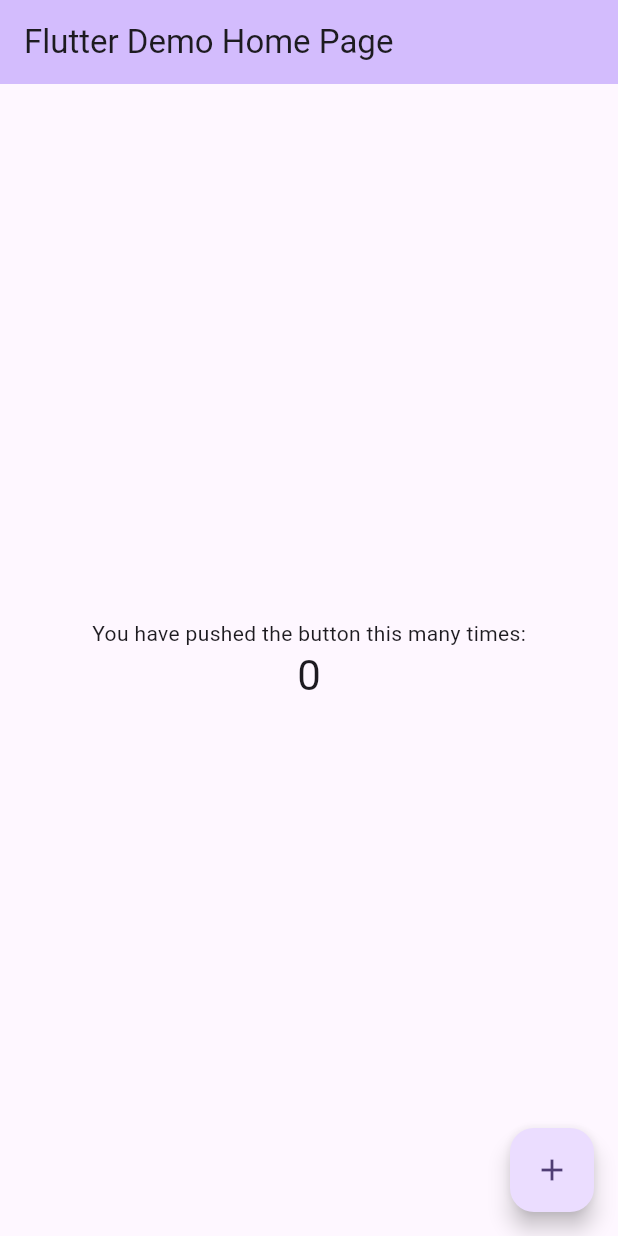
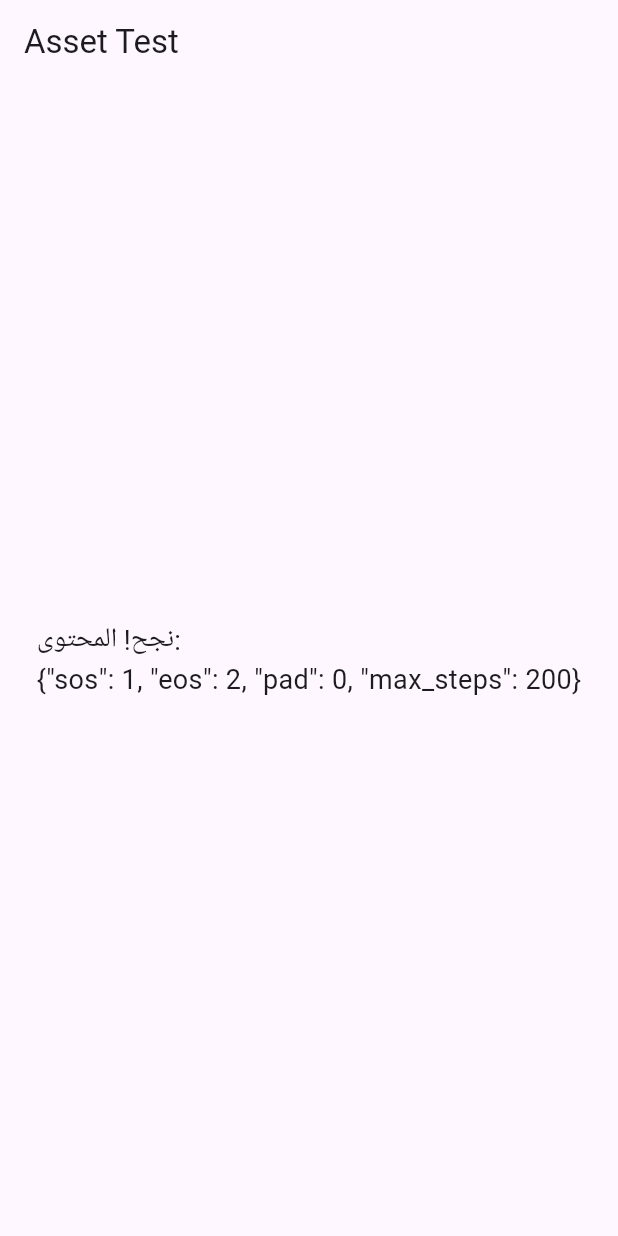
Before and after one commit to MoazReda/franco-translator-app, a Flutter app: the screen it shows after launch, on a phone screen of 412 x 824 dp. Run offline on Flutter 3.47's test engine with Material 3 defaults, Android fonts, the phone set to English and light mode, and no system bars.

Commit message:
Bundle model assets and verify asset loading

```diff
--- /dev/null
+++ b/assets/arabic_vocab.json
@@ -0,0 +1 @@
+["<pad>", "<sos>", "<eos>", "<unk>", " ", "!", "\"", "'", "(", ")", ",", "-", ".", "/", "0", "1", "2", "3", "4", "5", "6", "7", "8", "9", ":", ";", "?", "،", "؛", "؜", "؟", "ء", "ؤ", "ئ", "ا", "ب", "ة", "ت", "ث", "ج", "ح", "خ", "د", "ذ", "ر", "ز", "س", "ش", "ص", "ض", "ط", "ظ", "ع", "غ", "ـ", "ف", "ق", "ك", "ل", "م", "ن", "ه", "و", "ى", "ي", "ً", "ٌ", "ٍ", "َ", "ُ", "ِ", "ّ", "ْ", "ٔ", "٠", "١", "٢", "٣", "٤", "٥", "٦", "٧", "٨", "٩", "٪", "ٰ", "پ", "چ", "ڤ", "ڨ", "ک", "گ", "ھ", "ی", "ۖ", "ۚ", "۝", "۱", "۶", "۹"]
--- /dev/null
+++ b/assets/config.json
@@ -0,0 +1 @@
+{"sos": 1, "eos": 2, "pad": 0, "max_steps": 200}
--- /dev/null
+++ b/assets/franco_vocab.json
@@ -0,0 +1 @@
+["<pad>", "<sos>", "<eos>", "<unk>", " ", "!", "\"", "'", "(", ")", ",", "-", ".", "/", "0", "1", "2", "3", "4", "5", "6", "7", "8", "9", ":", ";", "?", "a", "b", "c", "d", "e", "f", "g", "h", "i", "j", "k", "l", "m", "n", "o", "p", "q", "r", "s", "t", "u", "v", "w", "x", "y", "z"]
--- a/lib/main.dart
+++ b/lib/main.dart
@@ -1,4 +1,5 @@
 import 'package:flutter/material.dart';
+import 'package:flutter/services.dart' show rootBundle;
 
 void main() {
   runApp(const MyApp());
@@ -7,115 +8,52 @@ void main() {
 class MyApp extends StatelessWidget {
   const MyApp({super.key});
 
-  // This widget is the root of your application.
   @override
   Widget build(BuildContext context) {
     return MaterialApp(
-      title: 'Flutter Demo',
-      theme: ThemeData(
-        // This is the theme of your application.
-        //
-        // TRY THIS: Try running your application with "flutter run". You'll see
-        // the application has a purple toolbar. Then, without quitting the app,
-        // try changing the seedColor in the colorScheme below to Colors.green
-        // and then invoke "hot reload" (save your changes or press the "hot
-        // reload" button in a Flutter-supported IDE, or press "r" if you used
-        // the command line to start the app).
-        //
-        // Notice that the counter didn't reset back to zero; the application
-        // state is not lost during the reload. To reset the state, use hot
-        // restart instead.
-        //
-        // This works for code too, not just values: Most code changes can be
-        // tested with just a hot reload.
-        colorScheme: .fromSeed(seedColor: Colors.deepPurple),
-      ),
-      home: const MyHomePage(title: 'Flutter Demo Home Page'),
+      title: 'Franco Translator',
+      home: const AssetTestScreen(),
     );
   }
 }
 
-class MyHomePage extends StatefulWidget {
-  const MyHomePage({super.key, required this.title});
-
-  // This widget is the home page of your application. It is stateful, meaning
-  // that it has a State object (defined below) that contains fields that affect
-  // how it looks.
-
-  // This class is the configuration for the state. It holds the values (in this
-  // case the title) provided by the parent (in this case the App widget) and
-  // used by the build method of the State. Fields in a Widget subclass are
-  // always marked "final".
-
-  final String title;
+/// شاشة مؤقتة: بتقرا config.json من الـ assets وتعرض محتواه،
+/// عشان نتأكد إن الموديل والـ vocabs موصولين صح بالـ app.
+class AssetTestScreen extends StatefulWidget {
+  const AssetTestScreen({super.key});
 
   @override
-  State<MyHomePage> createState() => _MyHomePageState();
+  State<AssetTestScreen> createState() => _AssetTestScreenState();
 }
 
-class _MyHomePageState extends State<MyHomePage> {
-  int _counter = 0;
+class _AssetTestScreenState extends State<AssetTestScreen> {
+  String _status = 'جاري القراءة...';
 
-  void _incrementCounter() {
-    setState(() {
-      // This call to setState tells the Flutter framework that something has
-      // changed in this State, which causes it to rerun the build method below
-      // so that the display can reflect the updated values. If we changed
-      // _counter without calling setState(), then the build method would not be
-      // called again, and so nothing would appear to happen.
-      _counter++;
-    });
+  @override
+  void initState() {
+    super.initState();
+    _loadConfig();
+  }
+
+  /// بتحمّل محتوى config.json من حقيبة الـ assets
+  Future<void> _loadConfig() async {
+    try {
+      final content = await rootBundle.loadString('assets/config.json');
+      setState(() => _status = 'نجح! المحتوى:\n$content');
+    } catch (e) {
+      setState(() => _status = 'فشل: $e');
+    }
   }
 
   @override
   Widget build(BuildContext context) {
-    // This method is rerun every time setState is called, for instance as done
-    // by the _incrementCounter method above.
-    //
-    // The Flutter framework has been optimized to make rerunning build methods
-    // fast, so that you can just rebuild anything that needs updating rather
-    // than having to individually change instances of widgets.
     return Scaffold(
-      appBar: AppBar(
-        // TRY THIS: Try changing the color here to a specific color (to
-        // Colors.amber, perhaps?) and trigger a hot reload to see the AppBar
-        // change color while the other colors stay the same.
-        backgroundColor: Theme.of(context).colorScheme.inversePrimary,
-        // Here we take the value from the MyHomePage object that was created by
-        // the App.build method, and use it to set our appbar title.
-        title: Text(widget.title),
-      ),
+      appBar: AppBar(title: const Text('Asset Test')),
       body: Center(
-        // Center is a layout widget. It takes a single child and positions it
-        // in the middle of the parent.
-        child: Column(
-          // Column is also a layout widget. It takes a list of children and
-          // arranges them vertically. By default, it sizes itself to fit its
-          // children horizontally, and tries to be as tall as its parent.
-          //
-          // Column has various properties to control how it sizes itself and
-          // how it positions its children. Here we use mainAxisAlignment to
-          // center the children vertically; the main axis here is the vertical
-          // axis because Columns are vertical (the cross axis would be
-          // horizontal).
-          //
-          // TRY THIS: Invoke "debug painting" (choose the "Toggle Debug Paint"
-          // action in the IDE, or press "p" in the console), to see the
-          // wireframe for each widget.
-          mainAxisAlignment: .center,
-          children: [
-            const Text('You have pushed the button this many times:'),
-            Text(
-              '$_counter',
-              style: Theme.of(context).textTheme.headlineMedium,
-            ),
-          ],
+        child: Padding(
+          padding: const EdgeInsets.all(24),
+          child: Text(_status, style: const TextStyle(fontSize: 18)),
         ),
-      ),
-      floatingActionButton: FloatingActionButton(
-        onPressed: _incrementCounter,
-        tooltip: 'Increment',
-        child: const Icon(Icons.add),
       ),
     );
   }
--- a/pubspec.yaml
+++ b/pubspec.yaml
@@ -62,6 +62,8 @@ flutter:
   # assets:
   #   - images/a_dot_burr.jpeg
   #   - images/a_dot_ham.jpeg
+  assets:
+    - assets/
 
   # An image asset can refer to one or more resolution-specific "variants", see
   # https://flutter.dev/to/resolution-aware-images
```
Also changed, not shown: 1 other file.
